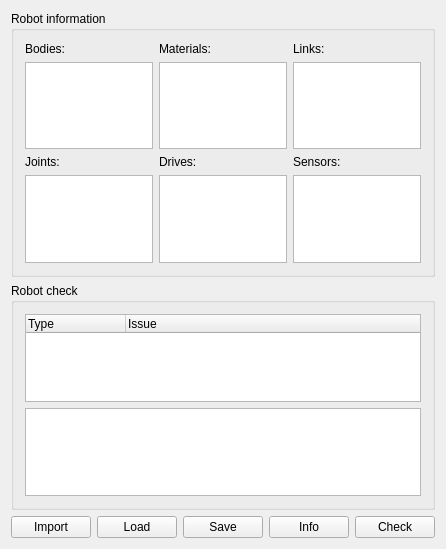
First picture: the form in sigel/ui/SIGEL_MasterUI/SIG_RobotBase.ui, repository jayMcBee/sigel-evolutionary-walking-robots, before the edit.
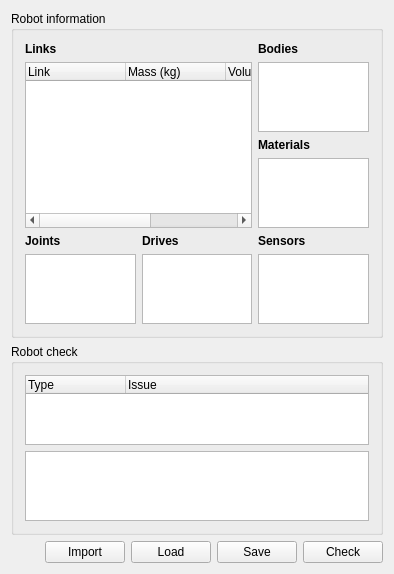
Second picture: the form after the edit.

Commit message: Item 138: the robot information is on the Robot page, in the table of links; the Info dialog is gone

```diff
--- a/sigel/ui/SIGEL_MasterUI/SIG_RobotBase.ui
+++ b/sigel/ui/SIGEL_MasterUI/SIG_RobotBase.ui
@@ -16,7 +16,7 @@
     <property name="windowTitle">
       <string>Robot</string>
     </property>
-    <layout class="QGridLayout">
+    <layout class="QGridLayout" rowstretch="3,2,0">
       <property name="margin">
         <number>11</number>
       </property>
@@ -36,14 +36,14 @@
               <number>6</number>
             </property>
             <item>
-              <layout class="QGridLayout">
+              <layout class="QGridLayout" rowstretch="1,1,2">
                 <property name="margin">
                   <number>0</number>
                 </property>
                 <property name="spacing">
                   <number>6</number>
                 </property>
-                <item row="0" column="2">
+                <item row="0" column="0" rowspan="2" colspan="2">
                   <layout class="QVBoxLayout">
                     <property name="margin">
                       <number>0</number>
@@ -53,8 +53,13 @@
                     </property>
                     <item>
                       <widget class="QLabel" name="textlabelLinks">
+                        <property name="font">
+                          <font>
+                            <bold>true</bold>
+                          </font>
+                        </property>
                         <property name="text">
-                          <string>Links:</string>
+                          <string>Links</string>
                         </property>
                         <property name="wordWrap">
                           <bool>false</bool>
@@ -62,54 +67,41 @@
                       </widget>
                     </item>
                     <item>
-                      <widget class="QListWidget" name="listboxLinks">
+                      <widget class="QTreeWidget" name="listviewLinks">
                         <property name="selectionMode">
                           <enum>QAbstractItemView::NoSelection</enum>
                         </property>
                         <property name="toolTip">
                           <string>The links of the current robot model.</string>
                         </property>
-                      </widget>
-                    </item>
-                  </layout>
-                </item>
-                <item row="0" column="1">
-                  <layout class="QVBoxLayout">
-                    <property name="margin">
-                      <number>0</number>
-                    </property>
-                    <property name="spacing">
-                      <number>6</number>
-                    </property>
-                    <item>
-                      <widget class="QLabel" name="textlabelMaterials">
-                        <property name="text">
-                          <string>Materials:</string>
-                        </property>
-                        <property name="wordWrap">
+                        <property name="rootIsDecorated">
                           <bool>false</bool>
                         </property>
-                      </widget>
-                    </item>
-                    <item>
-                      <widget class="QListWidget" name="listboxMaterials">
-                        <property name="frameShape">
-                          <enum>QFrame::StyledPanel</enum>
-                        </property>
-                        <property name="frameShadow">
-                          <enum>QFrame::Sunken</enum>
-                        </property>
-                        <property name="selectionMode">
-                          <enum>QAbstractItemView::NoSelection</enum>
-                        </property>
-                        <property name="toolTip">
-                          <string>All materials that the current robot model uses.</string>
-                        </property>
+                        <column>
+                          <property name="text">
+                            <string>Link</string>
+                          </property>
+                        </column>
+                        <column>
+                          <property name="text">
+                            <string>Mass (kg)</string>
+                          </property>
+                        </column>
+                        <column>
+                          <property name="text">
+                            <string>Volume (m³)</string>
+                          </property>
+                        </column>
+                        <column>
+                          <property name="text">
+                            <string>Density (kg/m³)</string>
+                          </property>
+                        </column>
                       </widget>
                     </item>
                   </layout>
                 </item>
-                <item row="0" column="0">
+                <item row="0" column="2">
                   <layout class="QVBoxLayout">
                     <property name="margin">
                       <number>0</number>
@@ -119,8 +111,13 @@
                     </property>
                     <item>
                       <widget class="QLabel" name="textlabelBodies">
+                        <property name="font">
+                          <font>
+                            <bold>true</bold>
+                          </font>
+                        </property>
                         <property name="text">
-                          <string>Bodies:</string>
+                          <string>Bodies</string>
                         </property>
                         <property name="wordWrap">
                           <bool>false</bool>
@@ -148,9 +145,14 @@
                       <number>6</number>
                     </property>
                     <item>
-                      <widget class="QLabel" name="textlabelSensors">
+                      <widget class="QLabel" name="textlabelMaterials">
+                        <property name="font">
+                          <font>
+                            <bold>true</bold>
+                          </font>
+                        </property>
                         <property name="text">
-                          <string>Sensors:</string>
+                          <string>Materials</string>
                         </property>
                         <property name="wordWrap">
                           <bool>false</bool>
@@ -158,7 +160,7 @@
                       </widget>
                     </item>
                     <item>
-                      <widget class="QListWidget" name="listboxSensors">
+                      <widget class="QListWidget" name="listboxMaterials">
                         <property name="selectionMode">
                           <enum>QAbstractItemView::NoSelection</enum>
                         </property>
@@ -169,7 +171,7 @@
                     </item>
                   </layout>
                 </item>
-                <item row="1" column="0">
+                <item row="2" column="0">
                   <layout class="QVBoxLayout">
                     <property name="margin">
                       <number>0</number>
@@ -179,8 +181,13 @@
                     </property>
                     <item>
                       <widget class="QLabel" name="textlabelJoints">
+                        <property name="font">
+                          <font>
+                            <bold>true</bold>
+                          </font>
+                        </property>
                         <property name="text">
-                          <string>Joints:</string>
+                          <string>Joints</string>
                         </property>
                         <property name="wordWrap">
                           <bool>false</bool>
@@ -199,7 +206,7 @@
                     </item>
                   </layout>
                 </item>
-                <item row="1" column="1">
+                <item row="2" column="1">
                   <layout class="QVBoxLayout">
                     <property name="margin">
                       <number>0</number>
@@ -209,8 +216,13 @@
                     </property>
                     <item>
                       <widget class="QLabel" name="textlabelDrives">
+                        <property name="font">
+                          <font>
+                            <bold>true</bold>
+                          </font>
+                        </property>
                         <property name="text">
-                          <string>Drives:</string>
+                          <string>Drives</string>
                         </property>
                         <property name="wordWrap">
                           <bool>false</bool>
@@ -223,7 +235,42 @@
                           <enum>QAbstractItemView::NoSelection</enum>
                         </property>
                         <property name="toolTip">
-                          <string>Drives used in the current robot model. Icons indicate the type (absolute, relative, force, servo).</string>
+                          <string>The drives of the current robot model.</string>
+                        </property>
+                      </widget>
+                    </item>
+                  </layout>
+                </item>
+                <item row="2" column="2">
+                  <layout class="QVBoxLayout">
+                    <property name="margin">
+                      <number>0</number>
+                    </property>
+                    <property name="spacing">
+                      <number>6</number>
+                    </property>
+                    <item>
+                      <widget class="QLabel" name="textlabelSensors">
+                        <property name="font">
+                          <font>
+                            <bold>true</bold>
+                          </font>
+                        </property>
+                        <property name="text">
+                          <string>Sensors</string>
+                        </property>
+                        <property name="wordWrap">
+                          <bool>false</bool>
+                        </property>
+                      </widget>
+                    </item>
+                    <item>
+                      <widget class="QListWidget" name="listboxSensors">
+                        <property name="selectionMode">
+                          <enum>QAbstractItemView::NoSelection</enum>
+                        </property>
+                        <property name="toolTip">
+                          <string>The sensors of the current robot model.</string>
                         </property>
                       </widget>
                     </item>
@@ -330,16 +377,6 @@
               </property>
             </widget>
           </item>
-          <item>
-            <widget class="QPushButton" name="pushbuttonRobInfo">
-              <property name="text">
-                <string>Info</string>
-              </property>
-              <property name="toolTip">
-                <string>Display information about the current robot.</string>
-              </property>
-            </widget>
-          </item>
           <item>
             <widget class="QPushButton" name="pushbuttonRobCheck">
               <property name="text">
```
Left out of the diff: 8 changed lines with no effect on the pictures. The commit also changes 14 other files.
